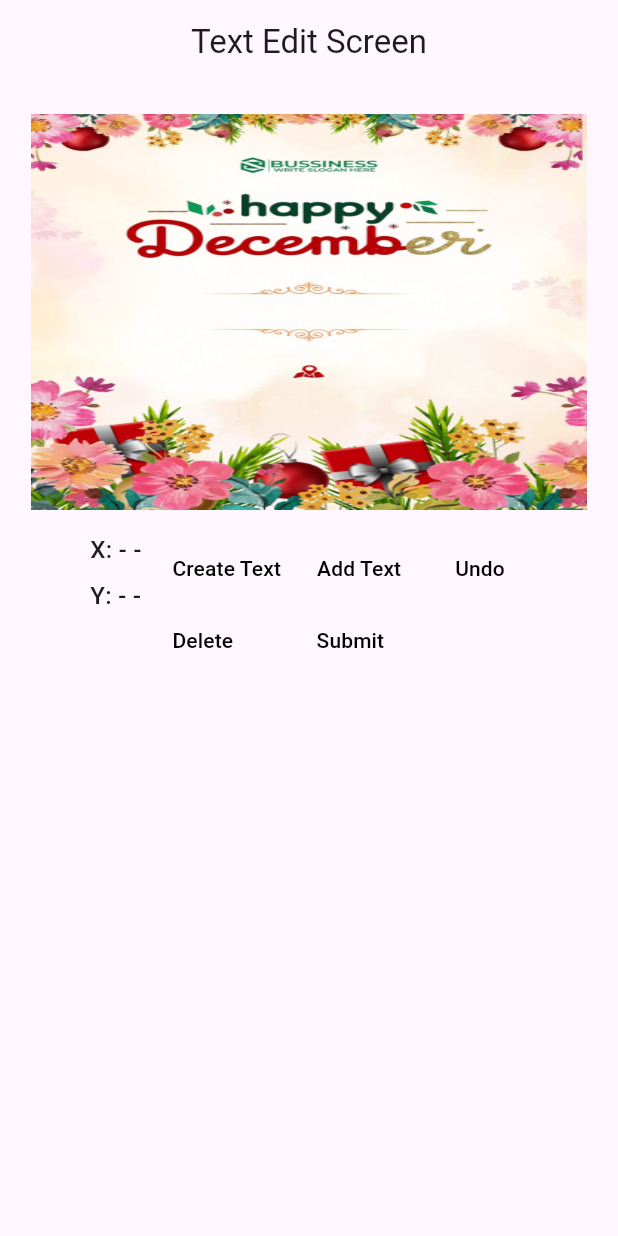
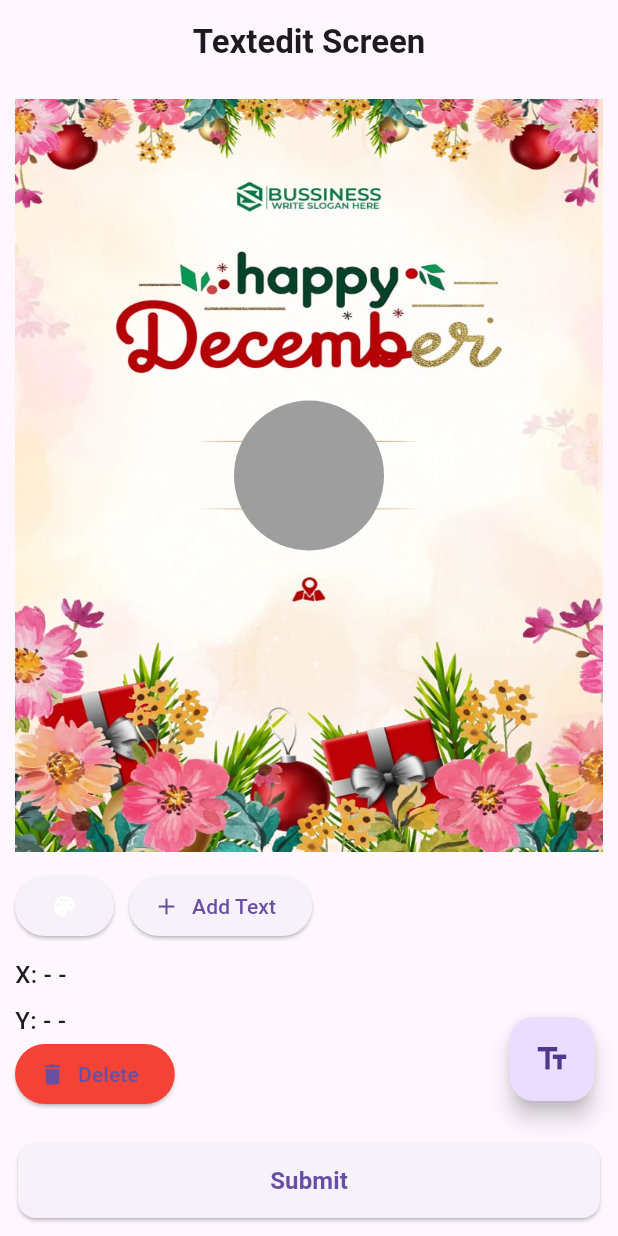
Before and after one commit to rajat-jarvis/jarvis_project1, a Flutter app: the screen it shows after launch, on a phone screen of 412 x 824 dp. Run offline on Flutter 3.47's test engine with Material 3 defaults, Android fonts, the light colour scheme and no system bars; our stand-ins replace flutter_colorpicker, get, image_picker.

Commit message:
app_level code

```diff
--- a/lib/controller/controller.dart
+++ b/lib/controller/controller.dart
@@ -54,4 +54,5 @@ class EditableTextController extends GetxController {
 
     print(textDetails);
   }
+
 }
--- a/lib/main.dart
+++ b/lib/main.dart
@@ -1,4 +1,5 @@
 import 'package:drag_project/view/home_page.dart';
+import 'package:drag_project/view/view_layout.dart';
 import 'package:flutter/material.dart';
 import 'package:get/get.dart';
 
@@ -13,7 +14,7 @@ class MyApp extends StatelessWidget {
   Widget build(BuildContext context) {
     return GetMaterialApp(
       debugShowCheckedModeBanner: false,
-      home: EditableTextScreen(),
+      home: ViewLayout(),
     );
   }
 }
--- /dev/null
+++ b/lib/model/app_model/app_model_class.dart
@@ -0,0 +1,46 @@
+import 'package:flutter/material.dart';
+
+class EditableTextModel {
+  String text;
+  double x;
+  double y;
+  double fontSize;
+  Color color;
+  FontWeight fontWeight;
+  FontStyle fontStyle;
+  bool isSelected;
+
+  EditableTextModel({
+    required this.text,
+    required this.x,
+    required this.y,
+    this.fontSize = 18.0,
+    this.color = Colors.black,
+    this.fontWeight = FontWeight.w400,
+    this.isSelected = false,
+    this.fontStyle=FontStyle.normal
+  });
+
+  Map<String,dynamic> toJson(){
+    return {
+      "title":text,
+      "left":x,
+      "top":y,
+      "fontSize":fontSize,
+      "color":color,
+      "fontWeight":fontWeight,
+      "fontStyle":fontStyle
+    };
+  }
+}
+
+extension FontWeightExtension on EditableTextModel {
+  String get fontWeightStr {
+    if (fontWeight == FontWeight.w300) return 'FontWeight.w300';
+    if (fontWeight == FontWeight.w400) return 'FontWeight.w400';
+    if (fontWeight == FontWeight.w500) return 'FontWeight.w500';
+    if (fontWeight == FontWeight.w600) return 'FontWeight.w600';
+    if (fontWeight == FontWeight.bold) return 'FontWeight.bold';
+    return 'FontWeight.w400';
+  }
+}
--- /dev/null
+++ b/lib/view/app_level/app_home_page.dart
@@ -0,0 +1,306 @@
+import 'package:flutter/material.dart';
+import 'package:flutter_colorpicker/flutter_colorpicker.dart';
+import 'package:get/get.dart';
+import '../../controller/app_controller/app_controller.dart';
+
+class AppEditableTextScreen extends StatelessWidget {
+  AppEditableTextScreen({super.key});
+
+  final AppController appController = Get.put(AppController());
+
+  @override
+  Widget build(BuildContext context) {
+    final size = MediaQuery.of(context).size;
+    final canvasHeight = size.height * 0.7;
+    const imageAspectRatio = 1440 / 1024;
+
+    return Scaffold(
+      appBar: AppBar(
+        title: const Text(
+          'Textedit Screen',
+          style: TextStyle(fontWeight: FontWeight.bold),
+        ),
+        centerTitle: true,
+      ),
+      floatingActionButton: FloatingActionButton(
+        onPressed: () => appController.showTextPopup(),
+        child: const Icon(Icons.text_fields),
+      ),
+      bottomNavigationBar: Padding(
+        padding: const EdgeInsets.all(12),
+        child: SizedBox(
+          height: 50,
+          child: ElevatedButton(
+            onPressed: () => appController.submitText(),
+            style: ElevatedButton.styleFrom(
+              shape: RoundedRectangleBorder(
+                borderRadius: BorderRadius.circular(12),
+              ),
+            ),
+            child: const Text(
+              'Submit',
+              style: TextStyle(fontSize: 16, fontWeight: FontWeight.bold),
+            ),
+          ),
+        ),
+      ),
+      body: GestureDetector(
+        onTap: () => appController.deselectAll(),
+        child: Padding(
+          padding: const EdgeInsets.all(10),
+          child: Column(
+            crossAxisAlignment: CrossAxisAlignment.start,
+            children: [
+              Expanded(
+                child: SizedBox(
+                  width: size.width,
+                  height: canvasHeight * imageAspectRatio,
+                  child: AspectRatio(
+                    aspectRatio: imageAspectRatio,
+                    child: Stack(
+                      alignment: Alignment.center,
+                      children: [
+                        Image.asset(
+                          "assets/images/happy_december_image.jpeg",
+                          fit: BoxFit.fill,
+                          width: double.infinity,
+                          height: double.infinity,
+                        ),
+                        Obx(() {
+                          return GestureDetector(
+                            onTap: appController.pickImage,
+                            child: CircleAvatar(
+                              radius: 50,
+                              backgroundColor: Colors.grey,
+                              backgroundImage:
+                                  appController.selectedImage.value != null
+                                  ? FileImage(
+                                      appController.selectedImage.value!,
+                                    )
+                                  : null,
+                            ),
+                          );
+                        }),
+                        Obx(() {
+                          return Stack(
+                            children: List.generate(
+                              appController.texts.length,
+                              (index) {
+                                final item = appController.texts[index];
+                                return Positioned(
+                                  left: item.x,
+                                  top: item.y,
+                                  child: GestureDetector(
+                                    onTap: () =>
+                                        appController.selectText(index),
+                                    onScaleStart: (details) {
+                                      if (item.isSelected) {
+                                        appController.startZoom(item, details);
+                                      }
+                                    },
+                                    onScaleUpdate: (details) {
+                                      if (!item.isSelected) return;
+                                      const double dragSpeed = 0.3;
+                                      item.x +=
+                                          details.focalPointDelta.dx *
+                                          dragSpeed;
+                                      item.y +=
+                                          details.focalPointDelta.dy *
+                                          dragSpeed;
+                                      appController.scaleText(
+                                        item,
+                                        details,
+                                        details.focalPointDelta,
+                                      );
+                                      appController.texts.refresh();
+                                    },
+
+                                    child: ConstrainedBox(
+                                      constraints: BoxConstraints(
+                                        minWidth: 80,
+                                        minHeight: 80,
+                                      ),
+                                      child: Stack(
+                                        clipBehavior: Clip.none,
+                                        children: [
+                                          Container(
+                                            padding: const EdgeInsets.all(4),
+                                            decoration: item.isSelected
+                                                ? BoxDecoration(
+                                                    border: Border.all(
+                                                      color: Colors.blue,
+                                                      width: 1.5,
+                                                    ),
+                                                  )
+                                                : null,
+                                            child: Text(
+                                              item.text,
+                                              style: TextStyle(
+                                                fontSize: item.fontSize,
+                                                color: item.color,
+                                                fontWeight: item.fontWeight,
+                                                fontStyle: item.fontStyle,
+                                              ),
+                                            ),
+                                          ),
+                                          if (item.isSelected)
+                                            Positioned(
+                                              top: -12,
+                                              right: -12,
+                                              child: InkWell(
+                                                onTap: () => appController
+                                                    .showEditTextPopup(item),
+                                                borderRadius:
+                                                    BorderRadius.circular(16),
+                                                child: const Icon(
+                                                  Icons.edit,
+                                                  size: 24,
+                                                  color: Colors.blue,
+                                                ),
+                                              ),
+                                            ),
+                                        ],
+                                      ),
+                                    ),
+                                  ),
+                                );
+                              },
+                            ),
+                          );
+                        }),
+                      ],
+                    ),
+                  ),
+                ),
+              ),
+
+              const SizedBox(height: 12),
+
+              Column(
+                crossAxisAlignment: CrossAxisAlignment.start,
+                children: [
+                  Row(
+                    children: [
+                      ElevatedButton(
+                        onPressed: () {
+                          final item = appController.texts.firstWhereOrNull(
+                            (e) => e.isSelected,
+                          );
+                          if (item == null) {
+                            Get.snackbar("Info", "Please select a text first");
+                            return;
+                          }
+                          Color pickerColor = item.color;
+                          Get.dialog(
+                            AlertDialog(
+                              title: const Text(
+                                'Pick a color',
+                                style: TextStyle(fontWeight: FontWeight.bold),
+                              ),
+                              content: SingleChildScrollView(
+                                child: ColorPicker(
+                                  pickerColor: pickerColor,
+                                  onColorChanged: (color) {
+                                    pickerColor = color;
+                                  },
+                                ),
+                              ),
+                              actions: [
+                                TextButton(
+                                  onPressed: () {
+                                    item.color = pickerColor;
+                                    appController.texts.refresh();
+                                    Get.back();
+                                  },
+                                  child: const Text(
+                                    'Select',
+                                    style: TextStyle(
+                                      fontWeight: FontWeight.bold,
+                                    ),
+                                  ),
+                                ),
+                              ],
+                            ),
+                          );
+                        },
+                        child: const Icon(
+                          Icons.color_lens,
+                          color: Colors.white,
+                        ),
+                      ),
+
+                      SizedBox(width: 10),
+
+                      Obx(() {
+                        final hasSelection = appController.texts.any(
+                          (e) => e.isSelected,
+                        );
+                        // if (!hasSelection) return const SizedBox.shrink();
+                        return ElevatedButton.icon(
+                          onPressed: () =>
+                              appController.showDuplicateTextPopup(),
+                          icon: const Icon(Icons.add),
+                          label: const Text('Add Text'),
+                        );
+                      }),
+                    ],
+                  ),
+
+                  const SizedBox(height: 10),
+
+                  Obx(() {
+                    final selectedIndex = appController.texts.indexWhere(
+                      (e) => e.isSelected,
+                    );
+
+                    return Column(
+                      crossAxisAlignment: CrossAxisAlignment.start,
+                      children: [
+                        Text(
+                          selectedIndex == -1
+                              ? 'X: - -'
+                              : 'X: ${appController.texts[selectedIndex].x.toStringAsFixed(1)}',
+                          style: const TextStyle(
+                            fontSize: 16,
+                            fontWeight: FontWeight.w500,
+                          ),
+                        ),
+                        const SizedBox(height: 8),
+                        Text(
+                          selectedIndex == -1
+                              ? 'Y: - -'
+                              : 'Y: ${appController.texts[selectedIndex].y.toStringAsFixed(1)}',
+                          style: const TextStyle(
+                            fontSize: 16,
+                            fontWeight: FontWeight.w500,
+                          ),
+                        ),
+                      ],
+                    );
+                  }),
+
+                  Obx(() {
+                    final hasSelection = appController.texts.any(
+                      (e) => e.isSelected,
+                    );
+
+                    // if (!hasSelection) return const SizedBox.shrink();
+
+                    return ElevatedButton.icon(
+                      onPressed: () => appController.deleteSelectedText(),
+                      style: ElevatedButton.styleFrom(
+                        backgroundColor: Colors.red,
+                      ),
+                      icon: const Icon(Icons.delete),
+                      label: const Text('Delete'),
+                    );
+                  }),
+                ],
+              ),
+            ],
+          ),
+        ),
+      ),
+    );
+  }
+}
--- /dev/null
+++ b/lib/view/view_layout.dart
@@ -0,0 +1,22 @@
+import 'package:drag_project/view/app_level/app_home_page.dart';
+import 'package:flutter/cupertino.dart';
+import 'package:flutter/material.dart';
+
+import 'home_page.dart';
+
+class ViewLayout extends StatelessWidget {
+  const ViewLayout({super.key});
+
+  @override
+  Widget build(BuildContext context) {
+    return Scaffold(
+      body: LayoutBuilder(
+        builder: (context, constraints) {
+          return constraints.maxWidth >= 900
+              ? EditableTextScreen()
+              : AppEditableTextScreen();
+        },
+      ),
+    );
+  }
+}
--- a/pubspec.yaml
+++ b/pubspec.yaml
@@ -35,6 +35,7 @@ dependencies:
   # The following adds the Cupertino Icons font to your application.
   # Use with the CupertinoIcons class for iOS style icons.
   cupertino_icons: ^1.0.8
+  flutter_colorpicker: ^1.1.0
 
 dev_dependencies:
   flutter_test:
@@ -47,6 +48,7 @@ dev_dependencies:
   # rules and activating additional ones.
   flutter_lints: ^6.0.0
   get: ^4.7.3
+  image_picker: ^1.2.1
 
 # For information on the generic Dart part of this file, see the
 # following page: https://dart.dev/tools/pub/pubspec
```
Also changed, not shown: lib/controller/app_controller/app_controller.dart (added, +335 -0 lines), lib/view/home_page.dart (+9 -0 lines), assets/images/merry_christmas.png (added), pubspec.lock, 5 other files.
